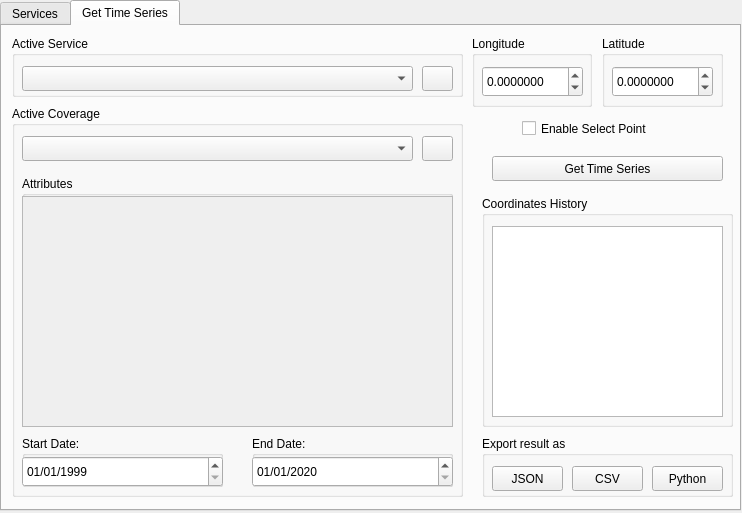
First picture: the form in wtss_plugin/wtss_qgis_dialog_base.ui, repository brazil-data-cube/wtss-qgis, before the edit.
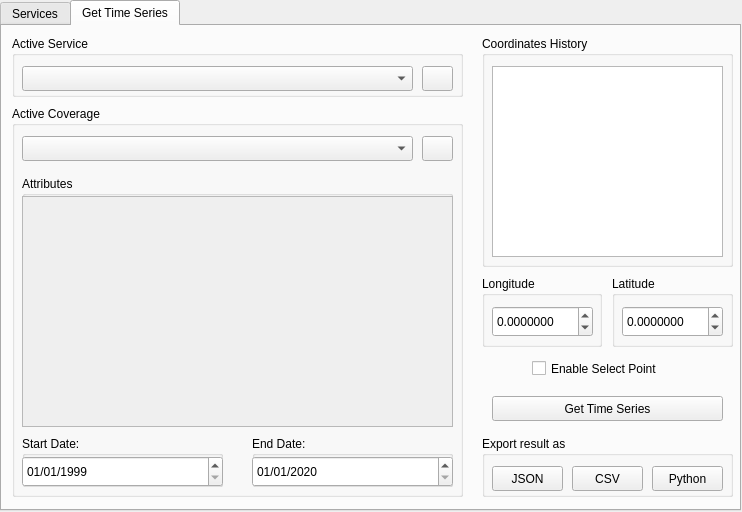
Second picture: the form after the edit.

```diff
--- a/wtss_plugin/wtss_qgis_dialog_base.ui
+++ b/wtss_plugin/wtss_qgis_dialog_base.ui
@@ -7,7 +7,7 @@
     <x>0</x>
     <y>0</y>
     <width>742</width>
-    <height>513</height>
+    <height>512</height>
    </rect>
   </property>
   <property name="windowTitle">
@@ -203,29 +203,6 @@
     <attribute name="title">
      <string>Get Time Series</string>
     </attribute>
-    <widget class="QGroupBox" name="history">
-     <property name="geometry">
-      <rect>
-       <x>480</x>
-       <y>170</y>
-       <width>251</width>
-       <height>231</height>
-      </rect>
-     </property>
-     <property name="title">
-      <string>Coordinates History</string>
-     </property>
-     <widget class="QListWidget" name="history_list">
-      <property name="geometry">
-       <rect>
-        <x>10</x>
-        <y>30</y>
-        <width>231</width>
-        <height>191</height>
-       </rect>
-      </property>
-     </widget>
-    </widget>
     <widget class="QGroupBox" name="attribute_group">
      <property name="geometry">
       <rect>
@@ -480,7 +457,7 @@
      <property name="geometry">
       <rect>
        <x>490</x>
-       <y>130</y>
+       <y>370</y>
        <width>231</width>
        <height>25</height>
       </rect>
@@ -498,8 +475,8 @@
     <widget class="QGroupBox" name="latitudeBox">
      <property name="geometry">
       <rect>
-       <x>600</x>
-       <y>10</y>
+       <x>610</x>
+       <y>250</y>
        <width>121</width>
        <height>71</height>
       </rect>
@@ -536,8 +513,8 @@
     <widget class="QGroupBox" name="longitudeBox">
      <property name="geometry">
       <rect>
-       <x>470</x>
-       <y>10</y>
+       <x>480</x>
+       <y>250</y>
        <width>120</width>
        <height>71</height>
       </rect>
@@ -574,8 +551,8 @@
     <widget class="QCheckBox" name="enable_canvas_point">
      <property name="geometry">
       <rect>
-       <x>520</x>
-       <y>90</y>
+       <x>530</x>
+       <y>330</y>
        <width>161</width>
        <height>25</height>
       </rect>
@@ -597,6 +574,29 @@
       <string/>
      </property>
     </widget>
+    <widget class="QGroupBox" name="history">
+     <property name="geometry">
+      <rect>
+       <x>480</x>
+       <y>10</y>
+       <width>251</width>
+       <height>231</height>
+      </rect>
+     </property>
+     <property name="title">
+      <string>Coordinates History</string>
+     </property>
+     <widget class="QListWidget" name="history_list">
+      <property name="geometry">
+       <rect>
+        <x>10</x>
+        <y>30</y>
+        <width>231</width>
+        <height>191</height>
+       </rect>
+      </property>
+     </widget>
+    </widget>
    </widget>
   </widget>
  </widget>
```
